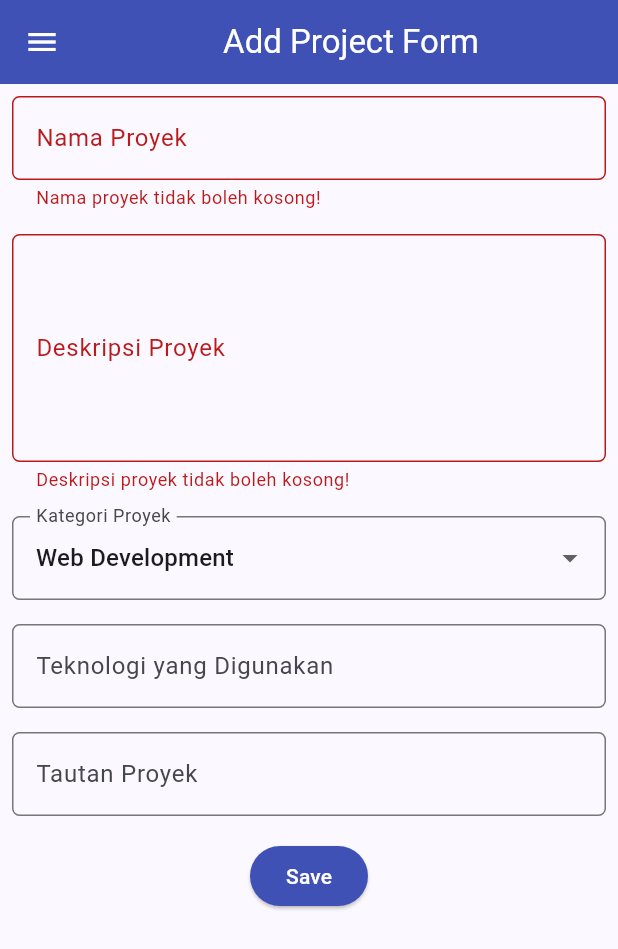
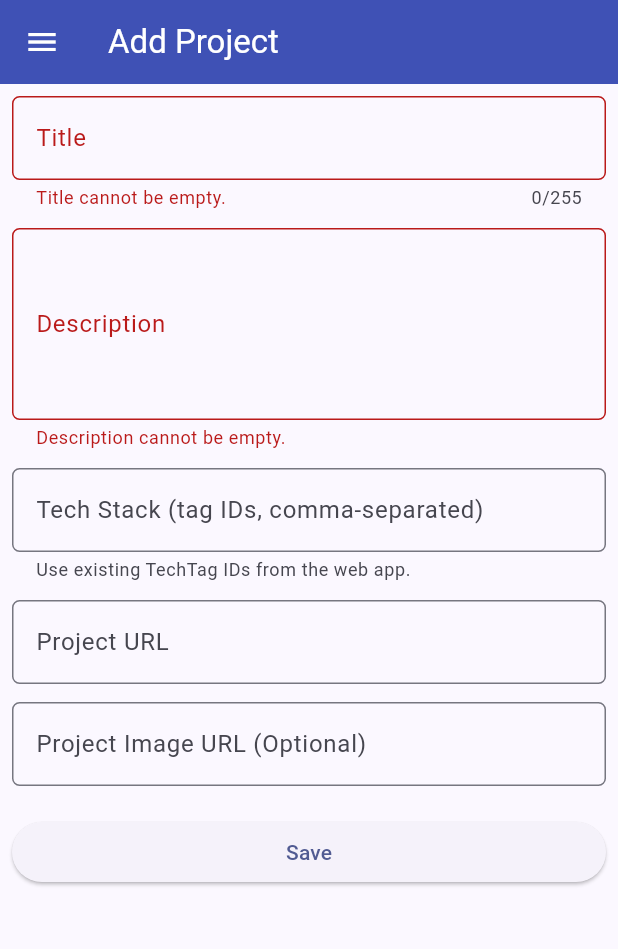
Before and after one commit to J0CSS/myportofolio_mobile, a Flutter app: the ProjectFormPage screen opened directly, after a tap on "Save", on a phone screen of 412 x 824 dp. Shown: the top 949 px of the screen. Run offline on Flutter 3.47's test engine with Material 3 defaults, Android fonts, the phone set to English and light mode, and no system bars; our stand-ins replace material_ui; generated files the repository leaves out were written again.

Commit message:
Autentikasi Token, Route Guard, POST Terautentikasi, and github CI/CD

```diff
--- a/lib/main.dart
+++ b/lib/main.dart
@@ -1,19 +1,27 @@
 import 'package:material_ui/material_ui.dart';
 import 'package:myportofolio_mobile/screens/menu.dart';
 import 'package:myportofolio_mobile/services/api_client.dart';
+import 'package:myportofolio_mobile/services/auth_state.dart';
 import 'package:provider/provider.dart';
 
 void main() {
-  runApp(const MyApp());
+  runApp(MyApp(apiClient: ApiClient()));
 }
 
 class MyApp extends StatelessWidget {
-  const MyApp({super.key});
+  const MyApp({required this.apiClient, super.key});
+
+  final ApiClient apiClient;
 
   @override
   Widget build(BuildContext context) {
-    return Provider<ApiClient>(
-      create: (_) => ApiClient(),
+    return MultiProvider(
+      providers: [
+        Provider<ApiClient>.value(value: apiClient),
+        ChangeNotifierProvider<AuthState>(
+          create: (_) => AuthState(apiClient),
+        ),
+      ],
       child: MaterialApp(
         title: 'MyPortfolio',
         theme: ThemeData(
--- a/lib/screens/project_detail_screen.dart
+++ b/lib/screens/project_detail_screen.dart
@@ -1,4 +1,4 @@
-import 'package:flutter/material.dart';
+import 'package:material_ui/material_ui.dart';
 import 'package:myportofolio_mobile/models/project.dart';
 
 class ProjectDetailScreen extends StatelessWidget {
--- a/lib/screens/project_form.dart
+++ b/lib/screens/project_form.dart
@@ -1,5 +1,10 @@
 import 'package:material_ui/material_ui.dart';
+import 'package:myportofolio_mobile/models/project.dart';
+import 'package:myportofolio_mobile/services/api_client.dart';
+import 'package:myportofolio_mobile/services/auth_state.dart';
+import 'package:myportofolio_mobile/widgets/auth_guard.dart';
 import 'package:myportofolio_mobile/widgets/left_drawer.dart';
+import 'package:provider/provider.dart';
 
 class ProjectFormPage extends StatefulWidget {
   const ProjectFormPage({super.key});
@@ -10,29 +15,140 @@ class ProjectFormPage extends StatefulWidget {
 
 class _ProjectFormPageState extends State<ProjectFormPage> {
   final _formKey = GlobalKey<FormState>();
-  String _projectName = "";
-  String _description = "";
-  String _category = "Web Development"; // default
-  String _technologies = "";
-  String _projectLink = "";
+  String _title = '';
+  String _description = '';
+  String _techStack = '';
+  String _projectUrl = '';
+  String _projectImageUrl = '';
+  bool _isSubmitting = false;
 
-  final List<String> _categories = [
-    'Web Development',
-    'Mobile Development',
-    'Machine Learning',
-    'Data Science',
-    'Other',
-  ];
+  String? _validateUrl(String? value, {required String fieldName}) {
+    final url = value?.trim() ?? '';
+    if (url.isEmpty) return null;
+
+    final uri = Uri.tryParse(url);
+    if (uri == null ||
+        !uri.hasAuthority ||
+        uri.host.isEmpty ||
+        (uri.scheme != 'http' && uri.scheme != 'https')) {
+      return '$fieldName must be a valid HTTP or HTTPS URL.';
+    }
+    return null;
+  }
+
+  String? _validateTechStack(String? value) {
+    final input = value?.trim() ?? '';
+    if (input.isEmpty) return null;
+
+    final ids = input.split(',').map((part) => part.trim());
+    if (ids.any((id) => int.tryParse(id) == null || int.parse(id) <= 0)) {
+      return 'Enter comma-separated positive tech tag IDs, for example: 1, 2.';
+    }
+    return null;
+  }
+
+  List<int> _techTagIds() {
+    final input = _techStack.trim();
+    if (input.isEmpty) return const [];
+    return input.split(',').map((part) => int.parse(part.trim())).toList();
+  }
+
+  Future<void> _submit() async {
+    if (!_formKey.currentState!.validate()) return;
+
+    final authState = context.read<AuthState>();
+    final apiClient = context.read<ApiClient>();
+
+    setState(() {
+      _isSubmitting = true;
+    });
+
+    try {
+      final authorized = await ensureLoggedIn(context);
+      if (!mounted || !authorized) return;
+
+      final token = authState.token;
+      if (token == null) {
+        ScaffoldMessenger.of(context).showSnackBar(
+          const SnackBar(content: Text('Please log in before saving.')),
+        );
+        return;
+      }
+
+      final newProject = Project(
+        title: _title.trim(),
+        description: _description.trim(),
+        techTags: _techTagIds(),
+        projectUrl: _projectUrl.trim(),
+        projectImageUrl: _projectImageUrl.trim(),
+      );
+
+      try {
+        final created = await apiClient.createProject(
+              newProject,
+              token: token,
+            );
+        if (!mounted) return;
+
+        await showDialog<void>(
+          context: context,
+          builder: (dialogContext) => AlertDialog(
+            title: const Text('Project created'),
+            content: Text('“${created.title}” was added successfully.'),
+            actions: [
+              TextButton(
+                onPressed: () => Navigator.pop(dialogContext),
+                child: const Text('OK'),
+              ),
+            ],
+          ),
+        );
+      } on ApiException catch (error) {
+        if (error.statusCode == 401) {
+          try {
+            await authState.logout();
+          } catch (_) {
+            // AuthState clears its local token in finally, even if logout fails.
+          }
+          if (!mounted) return;
+
+          final loggedInAgain = await ensureLoggedIn(context);
+          if (!mounted) return;
+          ScaffoldMessenger.of(context).showSnackBar(
+            SnackBar(
+              content: Text(
+                loggedInAgain
+                    ? 'Please tap Save again to submit the project.'
+                    : 'Session expired. Log in to save the project.',
+              ),
+            ),
+          );
+          return;
+        }
+
+        if (!mounted) return;
+        ScaffoldMessenger.of(context).showSnackBar(
+          SnackBar(
+            content: Text(
+              'Could not save project (HTTP ${error.statusCode}): ${error.message}',
+            ),
+          ),
+        );
+      }
+    } finally {
+      if (mounted) {
+        setState(() {
+          _isSubmitting = false;
+        });
+      }
+    }
+  }
 
   @override
   Widget build(BuildContext context) {
     return Scaffold(
       appBar: AppBar(
-        title: const Center(
-          child: Text(
-            'Add Project Form',
-          ),
-        ),
+        title: const Text('Add Project'),
         backgroundColor: Colors.indigo,
         foregroundColor: Colors.white,
       ),
@@ -40,172 +156,97 @@ class _ProjectFormPageState extends State<ProjectFormPage> {
       body: Form(
         key: _formKey,
         child: SingleChildScrollView(
+          padding: const EdgeInsets.all(8),
           child: Column(
-            crossAxisAlignment: CrossAxisAlignment.start,
+            crossAxisAlignment: CrossAxisAlignment.stretch,
             children: [
-              // === Project Name ===
-              Padding(
-                padding: const EdgeInsets.all(8.0),
-                child: TextFormField(
+              TextFormField(
+                maxLength: 255,
                 decoration: InputDecoration(
-                    hintText: "Nama Proyek",
-                    labelText: "Nama Proyek",
+                  hintText: 'Portfolio Website',
+                  labelText: 'Title',
                   border: OutlineInputBorder(
-                      borderRadius: BorderRadius.circular(5.0),
+                    borderRadius: BorderRadius.circular(5),
                   ),
                 ),
-                  onChanged: (String? value) {
-                    setState(() {
-                      _projectName = value!;
-                    });
-                  },
-                  validator: (String? value) {
+                onChanged: (value) => _title = value,
+                validator: (value) {
                   if (value == null || value.trim().isEmpty) {
-                      return "Nama proyek tidak boleh kosong!";
+                    return 'Title cannot be empty.';
+                  }
+                  if (value.trim().length > 255) {
+                    return 'Title must be 255 characters or fewer.';
                   }
                   return null;
                 },
               ),
-              ),
-
-              // === Description ===
-              Padding(
-                padding: const EdgeInsets.all(8.0),
-                child: TextFormField(
-                  maxLines: 5,
+              const SizedBox(height: 12),
+              TextFormField(
+                maxLines: 4,
                 decoration: InputDecoration(
-                    hintText: "Deskripsi Proyek",
-                    labelText: "Deskripsi Proyek",
+                  hintText: 'Describe your project',
+                  labelText: 'Description',
                   border: OutlineInputBorder(
-                      borderRadius: BorderRadius.circular(5.0),
+                    borderRadius: BorderRadius.circular(5),
                   ),
                 ),
-                  onChanged: (String? value) {
-                    setState(() {
-                      _description = value!;
-                    });
-                  },
-                  validator: (String? value) {
+                onChanged: (value) => _description = value,
+                validator: (value) {
                   if (value == null || value.trim().isEmpty) {
-                      return "Deskripsi proyek tidak boleh kosong!";
+                    return 'Description cannot be empty.';
                   }
                   return null;
                 },
               ),
-              ),
-
-              // === Category ===
-              Padding(
-                padding: const EdgeInsets.all(8.0),
-                child: DropdownButtonFormField<String>(
+              const SizedBox(height: 12),
+              TextFormField(
                 decoration: InputDecoration(
-                    labelText: "Kategori Proyek",
+                  hintText: '1, 2',
+                  labelText: 'Tech Stack (tag IDs, comma-separated)',
+                  helperText: 'Use existing TechTag IDs from the web app.',
                   border: OutlineInputBorder(
-                      borderRadius: BorderRadius.circular(5.0),
+                    borderRadius: BorderRadius.circular(5),
                   ),
                 ),
-                  initialValue: _category,
-                  items: _categories
-                      .map((category) => DropdownMenuItem(
-                            value: category,
-                            child: Text(category),
-                          ))
-                      .toList(),
-                  onChanged: (String? newValue) {
-                    setState(() {
-                      _category = newValue!;
-                    });
-                  },
+                onChanged: (value) => _techStack = value,
+                validator: _validateTechStack,
+              ),
+              const SizedBox(height: 12),
+              TextFormField(
+                decoration: InputDecoration(
+                  hintText: 'https://github.com/username/project',
+                  labelText: 'Project URL',
+                  border: OutlineInputBorder(
+                    borderRadius: BorderRadius.circular(5),
                   ),
                 ),
-
-              // === Technologies ===
-              Padding(
-                padding: const EdgeInsets.all(8.0),
-                child: TextFormField(
+                onChanged: (value) => _projectUrl = value,
+                validator: (value) =>
+                    _validateUrl(value, fieldName: 'Project URL'),
+              ),
+              const SizedBox(height: 12),
+              TextFormField(
                 decoration: InputDecoration(
-                    hintText: "Contoh: Flutter, Django, Figma",
-                    labelText: "Teknologi yang Digunakan",
+                  hintText: 'https://example.com/project-image.png',
+                  labelText: 'Project Image URL (Optional)',
                   border: OutlineInputBorder(
-                      borderRadius: BorderRadius.circular(5.0),
+                    borderRadius: BorderRadius.circular(5),
                   ),
                 ),
-                  onChanged: (String? value) {
-                    setState(() {
-                      _technologies = value!;
-                    });
-                  },
+                onChanged: (value) => _projectImageUrl = value,
+                validator: (value) =>
+                    _validateUrl(value, fieldName: 'Project image URL'),
               ),
-              ),
-
-              // === Project Link ===
-              Padding(
-                padding: const EdgeInsets.all(8.0),
-                child: TextFormField(
-                  decoration: InputDecoration(
-                    hintText: "URL Proyek (opsional)",
-                    labelText: "Tautan Proyek",
-                    border: OutlineInputBorder(
-                      borderRadius: BorderRadius.circular(5.0),
-                    ),
-                  ),
-                  onChanged: (String? value) {
-                    setState(() {
-                      _projectLink = value!;
-                    });
-                  },
-                ),
-              ),
-
-              // === Tombol Simpan ===
-              Align(
-                alignment: Alignment.bottomCenter,
-                child: Padding(
-                  padding: const EdgeInsets.all(8.0),
-                  child: ElevatedButton(
-                    style: ButtonStyle(
-                      backgroundColor:
-                          WidgetStateProperty.all(Colors.indigo),
-                    ),
-                    onPressed: () {
-                      if (_formKey.currentState!.validate()) {
-                        showDialog(
-                          context: context,
-                          builder: (context) {
-                            return AlertDialog(
-                              title: const Text('Proyek berhasil ditambahkan!'),
-                              content: SingleChildScrollView(
-                                child: Column(
-                                  crossAxisAlignment: CrossAxisAlignment.start,
-                                  children: [
-                                    Text('Nama Proyek: $_projectName'),
-                                    Text('Deskripsi: $_description'),
-                                    Text('Kategori: $_category'),
-                                    Text('Teknologi: $_technologies'),
-                                    Text('Tautan: $_projectLink'),
-                                  ],
+              const SizedBox(height: 20),
+              ElevatedButton(
+                onPressed: _isSubmitting ? null : _submit,
+                child: _isSubmitting
+                    ? const SizedBox(
+                        height: 20,
+                        width: 20,
+                        child: CircularProgressIndicator(strokeWidth: 2),
                       )
-                              ),
-                              actions: [
-                                TextButton(
-                                  child: const Text('OK'),
-                                  onPressed: () {
-                                    Navigator.pop(context);
-                                    _formKey.currentState!.reset();
-                                  },
-                                ),
-                              ],
-                            );
-                          },
-                        );
-                      }
-                    },
-                    child: const Text(
-                      "Save",
-                      style: TextStyle(color: Colors.white),
-                    ),
-                  ),
-                ),
+                    : const Text('Save'),
               ),
             ],
           ),
--- a/lib/screens/project_list_screen.dart
+++ b/lib/screens/project_list_screen.dart
@@ -1,4 +1,4 @@
-import 'package:flutter/material.dart';
+import 'package:material_ui/material_ui.dart';
 import 'package:myportofolio_mobile/models/project.dart';
 import 'package:myportofolio_mobile/screens/project_detail_screen.dart';
 import 'package:myportofolio_mobile/services/api_client.dart';
--- /dev/null
+++ b/lib/services/auth_state.dart
@@ -0,0 +1,33 @@
+import 'package:flutter/foundation.dart';
+import 'package:myportofolio_mobile/services/api_client.dart';
+
+/// Holds the in-memory authentication token for the current session.
+class AuthState extends ChangeNotifier {
+  AuthState(this._apiClient, {String? initialToken}) : _token = initialToken;
+
+  final ApiClient _apiClient;
+  String? _token;
+
+  String? get token => _token;
+  bool get isLoggedIn => _token != null;
+
+  Future<void> login(String username, String password) async {
+    _token = await _apiClient.obtainToken(username, password);
+    notifyListeners();
+  }
+
+  Future<void> logout() async {
+    final current = _token;
+    if (current == null) return;
+
+    try {
+      await _apiClient.logout(token: current);
+    } on ApiException {
+      // Keep the server error visible to the caller, but still clear local auth.
+      rethrow;
+    } finally {
+      _token = null;
+      notifyListeners();
+    }
+  }
+}
```
Also changed, not shown: lib/screens/login_screen.dart (added, +115 -0 lines), lib/screens/menu.dart (+9 -1 lines), lib/widgets/auth_guard.dart (added, +16 -0 lines), lib/widgets/left_drawer.dart (+57 -4 lines), lib/widgets/project_card.dart (+45 -12 lines), .github/workflows/main.yaml (added), 1 other file. Lines whose indentation alone changed are shown as unchanged.
